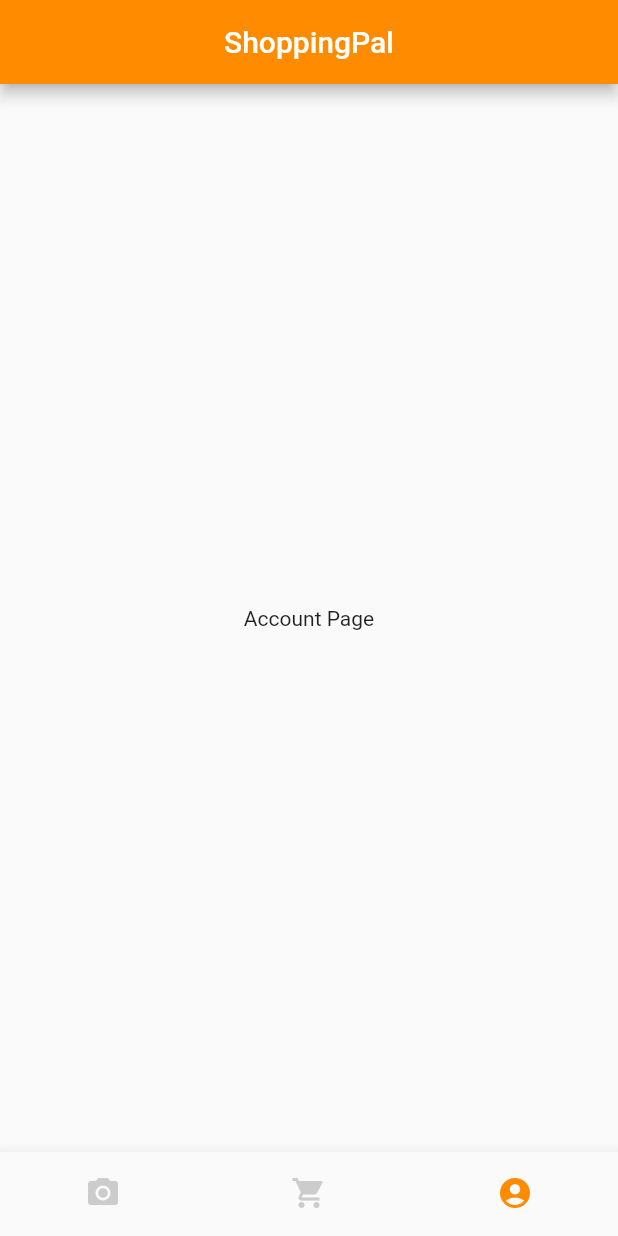
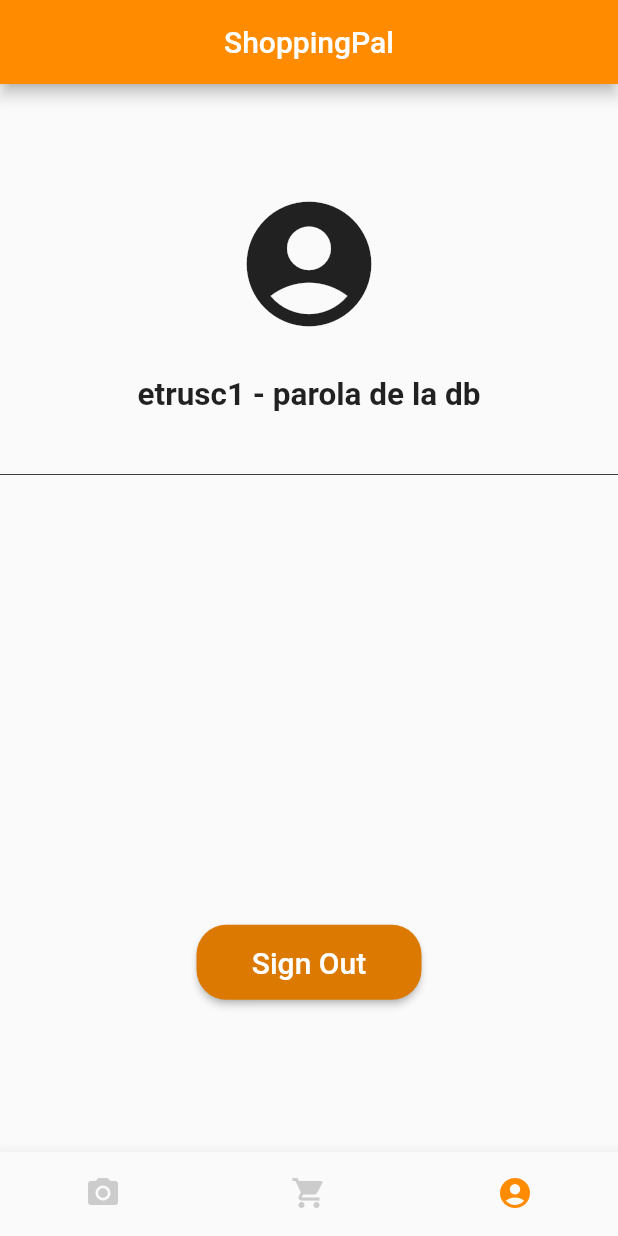
Before and after one commit to stefanfaur/ShoppingPal-frontend, a Flutter app: the screen it shows after launch, item 3 of the bottom bar chosen, on a phone screen of 412 x 824 dp. Run offline on Flutter 3.47's test engine with Material 2 defaults, Android fonts, the phone set to English and light mode, and no system bars.

Commit message:
Implemented UI for account tab.

```diff
--- a/shoppingpal/lib/pages/account.dart
+++ b/shoppingpal/lib/pages/account.dart
@@ -6,7 +6,50 @@ class AccountPage extends StatelessWidget {
   @override
   Widget build(BuildContext context) {
     return Container(
-      child: Center(child: Text('Account Page')),
-    );
+        child: Center(
+      child: Column(
+        children: [
+          const SizedBox(
+            height: 70,
+          ),
+          Container(
+            decoration: const BoxDecoration(
+                border: Border(bottom: BorderSide(width: 0.5))),
+            child: const Center(
+              child: Column(
+                children: [
+                  Icon(
+                    Icons.account_circle_sharp,
+                    size: 100,
+                  ),
+                  SizedBox(
+                    height: 25,
+                  ),
+                  Text('etrusc1 - parola de la db',
+                      style:
+                          TextStyle(fontSize: 21, fontWeight: FontWeight.bold)),
+                  SizedBox(
+                    height: 40,
+                  )
+                ],
+              ),
+            ),
+          ),
+          const SizedBox(
+            height: 300,
+          ),
+          ElevatedButton(
+              onPressed: () => {},
+              style: ElevatedButton.styleFrom(
+                  backgroundColor: const Color.fromRGBO(220, 121, 0, 1),
+                  fixedSize: const Size(150, 50),
+                  textStyle: const TextStyle(
+                      fontSize: 20, fontWeight: FontWeight.w500),
+                  shape: RoundedRectangleBorder(
+                      borderRadius: BorderRadius.circular(20))),
+              child: const Text('Sign Out')),
+        ],
+      ),
+    ));
   }
 }
```
